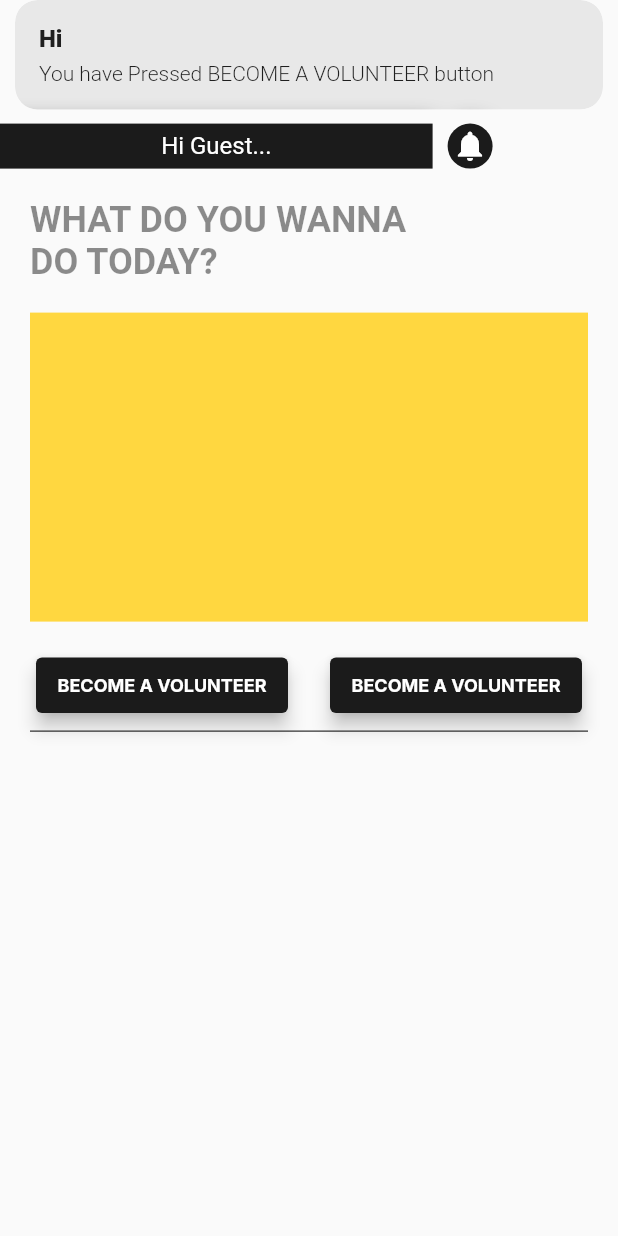
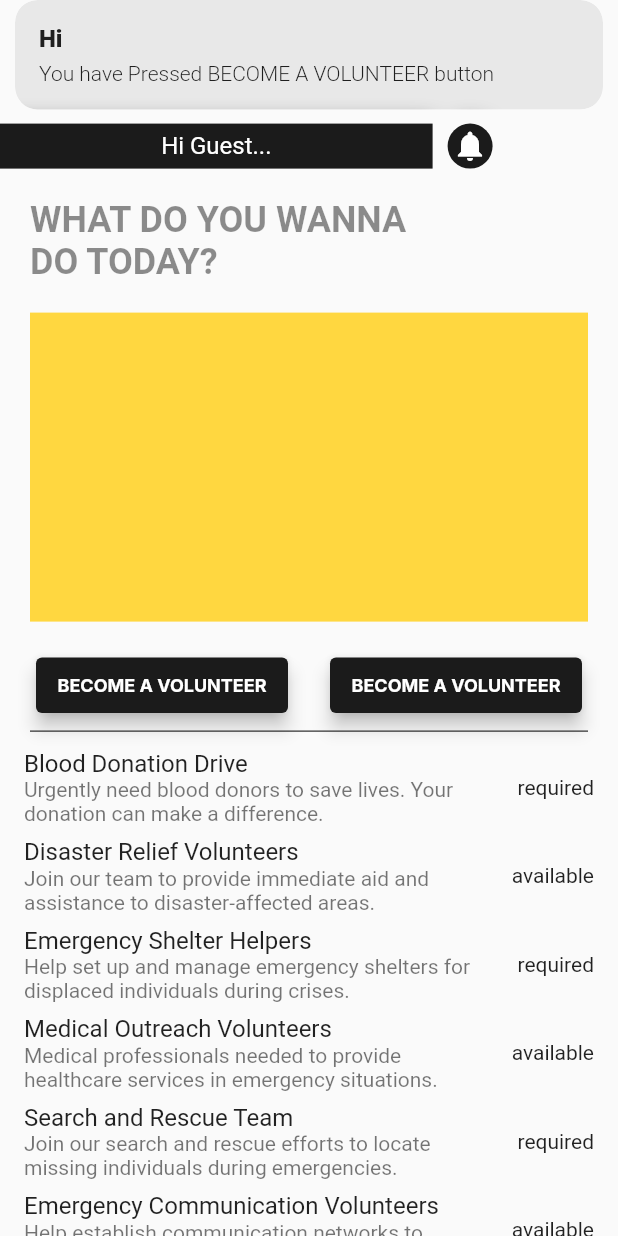
Before and after one commit to cosmicleader/shield, a Flutter app: the screen it shows after launch, after a tap on "BECOME A VOLUNTEER", on a phone screen of 412 x 824 dp. Run offline on Flutter 3.47's test engine with Material 2 defaults, Android fonts, the phone set to English and light mode, and no system bars; our stand-ins replace get, google_fonts.

Commit message:
Updated all loading logics added getx Statemixin to load the state | added api client | added controller

```diff
--- a/lib/app/app.dart
+++ b/lib/app/app.dart
@@ -1,14 +1,19 @@
 import 'package:flutter/material.dart';
 import 'package:get/get.dart';
 import 'package:shield/app/views/pages/volunteers_page.dart';
+
+import 'controllers/volunteer_page_controller.dart';
 
 class MyApp extends StatelessWidget {
   const MyApp({super.key});
 
   @override
   Widget build(BuildContext context) {
-    return const GetMaterialApp(
+    return GetMaterialApp(
       home: VolunteersPage(),
+      initialBinding: BindingsBuilder(() {
+        Get.lazyPut<VolunteersController>(() => VolunteersController());
+      }),
     );
   }
 }
--- /dev/null
+++ b/lib/app/controllers/volunteer_page_controller.dart
@@ -0,0 +1,27 @@
+import 'package:get/get.dart';
+
+import '../models/volunteer_request.dart';
+import '../services/api_client.dart';
+
+class VolunteersController extends GetxController
+    with StateMixin<List<VolunteerRequest>> {
+  final ApiClient apiClient = ApiClient();
+  int currentPage = 1;
+
+  @override
+  void onInit() {
+    super.onInit();
+    loadMoreData();
+  }
+
+  Future<void> loadMoreData() async {
+    try {
+      final newData = await apiClient.fetchVolunteerRequests(page: currentPage);
+      currentPage++;
+      change(newData, status: RxStatus.success());
+    } catch (e) {
+      change(null, status: RxStatus.error('Failed to load data'));
+      print('Error loading data: $e');
+    }
+  }
+}
--- /dev/null
+++ b/lib/app/models/volunteer_request.dart
@@ -0,0 +1,25 @@
+class VolunteerRequest {
+  final String id;
+  final String title;
+  final String description;
+  final DateTime postedTime;
+  final String requestType;
+
+  VolunteerRequest({
+    required this.id,
+    required this.title,
+    required this.description,
+    required this.postedTime,
+    required this.requestType,
+  });
+
+  factory VolunteerRequest.fromJson(Map<String, dynamic> json) {
+    return VolunteerRequest(
+      id: json['id'],
+      title: json['title'],
+      description: json['description'],
+      postedTime: DateTime.parse(json['postedTime']),
+      requestType: json['requestType'],
+    );
+  }
+}
--- /dev/null
+++ b/lib/app/services/api_client.dart
@@ -0,0 +1,28 @@
+import 'dart:convert';
+import 'dart:developer';
+
+import 'package:flutter/services.dart';
+
+import '../models/volunteer_request.dart';
+
+class ApiClient {
+  Future<List<VolunteerRequest>> fetchVolunteerRequests(
+      {required int page}) async {
+    final jsonStr = await rootBundle
+        .loadString('lib/assets/sample_data/volunteers_list.json');
+    log("loading data >>>>>>>>>>>>>>>>>>>>>>>\n $jsonStr");
+    final List<dynamic> decodedResponse = json.decode(jsonStr);
+    return decodedResponse
+        .map((json) => VolunteerRequest.fromJson(json))
+        .toList();
+
+    // final response = '''
+    //   [ ... your sample JSON data ... ]
+    // '''; // Replace with your actual API call
+
+    // final List<dynamic> decodedResponse = json.decode(response);
+    // return decodedResponse
+    //     .map((json) => VolunteerRequest.fromJson(json))
+    //     .toList();
+  }
+}
--- a/lib/app/views/pages/volunteers_page.dart
+++ b/lib/app/views/pages/volunteers_page.dart
@@ -1,10 +1,36 @@
 // ignore: file_names
 import 'package:flutter/material.dart';
 
+import '../../models/volunteer_request.dart';
+import '../../services/api_client.dart';
 import '../widgets/custom_button.dart';
 
-class VolunteersPage extends StatelessWidget {
+class VolunteersPage extends StatefulWidget {
   const VolunteersPage({super.key});
+
+  @override
+  State<VolunteersPage> createState() => _VolunteersPageState();
+}
+
+class _VolunteersPageState extends State<VolunteersPage> {
+  List<VolunteerRequest> volunteerRequests = [];
+  int currentPage = 1;
+  final ApiClient apiClient = ApiClient();
+
+  @override
+  void initState() {
+    super.initState();
+    loadMoreData();
+  }
+
+  Future<void> loadMoreData() async {
+    final newData =
+        await apiClient.fetchVolunteerRequests(page: currentPage + 1);
+    setState(() {
+      currentPage++;
+      volunteerRequests.addAll(newData);
+    });
+  }
 
   @override
   Widget build(BuildContext context) {
@@ -60,7 +86,7 @@ class VolunteersPage extends StatelessWidget {
             textAlign: TextAlign.left,
           ),
         ),
-        SizedBox(
+        const SizedBox(
           height: 20,
         ),
         Container(
@@ -68,10 +94,10 @@ class VolunteersPage extends StatelessWidget {
           height: MediaQuery.of(context).size.width * 0.5,
           width: MediaQuery.of(context).size.width - 40,
         ),
-        SizedBox(
+        const SizedBox(
           height: 20,
         ),
-        Row(
+        const Row(
           children: [
             SizedBox(
               width: 20,
@@ -92,8 +118,21 @@ class VolunteersPage extends StatelessWidget {
         ),
         SizedBox(
           width: MediaQuery.of(context).size.width - 40,
-          child: Divider(
+          child: const Divider(
             color: Colors.black,
+          ),
+        ),
+        Expanded(
+          child: ListView.builder(
+            itemCount: volunteerRequests.length,
+            itemBuilder: (context, index) {
+              final request = volunteerRequests[index];
+              return ListTile(
+                title: Text(request.title),
+                subtitle: Text(request.description),
+                trailing: Text(request.requestType),
+              );
+            },
           ),
         ),
       ]),
--- /dev/null
+++ b/lib/assets/sample_data/volunteers_list.json
@@ -0,0 +1,72 @@
+[
+    {
+      "id": "123456",
+      "title": "Blood Donation Drive",
+      "description": "Urgently need blood donors to save lives. Your donation can make a difference.",
+      "postedTime": "2023-08-16T10:00:00Z",
+      "requestType": "required"
+    },
+    {
+      "id": "234567",
+      "title": "Disaster Relief Volunteers",
+      "description": "Join our team to provide immediate aid and assistance to disaster-affected areas.",
+      "postedTime": "2023-08-15T15:30:00Z",
+      "requestType": "available"
+    },
+    {
+      "id": "345678",
+      "title": "Emergency Shelter Helpers",
+      "description": "Help set up and manage emergency shelters for displaced individuals during crises.",
+      "postedTime": "2023-08-14T09:15:00Z",
+      "requestType": "required"
+    },
+    {
+      "id": "456789",
+      "title": "Medical Outreach Volunteers",
+      "description": "Medical professionals needed to provide healthcare services in emergency situations.",
+      "postedTime": "2023-08-13T14:45:00Z",
+      "requestType": "available"
+    },
+    {
+      "id": "567890",
+      "title": "Search and Rescue Team",
+      "description": "Join our search and rescue efforts to locate missing individuals during emergencies.",
+      "postedTime": "2023-08-12T11:30:00Z",
+      "requestType": "required"
+    },
+    {
+      "id": "678901",
+      "title": "Emergency Communication Volunteers",
+      "description": "Help establish communication networks to connect affected communities during disasters.",
+      "postedTime": "2023-08-11T08:00:00Z",
+      "requestType": "available"
+    },
+    {
+      "id": "789012",
+      "title": "Emergency Food and Supplies Distribution",
+      "description": "Assist in distributing food, water, and supplies to affected areas in times of crisis.",
+      "postedTime": "2023-08-10T16:20:00Z",
+      "requestType": "required"
+    },
+    {
+      "id": "890123",
+      "title": "Disaster Cleanup Crew",
+      "description": "Volunteers needed to help clean up and restore communities after natural disasters.",
+      "postedTime": "2023-08-09T12:45:00Z",
+      "requestType": "available"
+    },
+    {
+      "id": "901234",
+      "title": "Emergency Pet Rescue",
+      "description": "Animal lovers needed to assist in rescuing and caring for pets during emergencies.",
+      "postedTime": "2023-08-08T17:30:00Z",
+      "requestType": "required"
+    },
+    {
+      "id": "012345",
+      "title": "Emergency Mental Health Support",
+      "description": "Provide emotional support and counseling to individuals affected by disasters.",
+      "postedTime": "2023-08-07T09:00:00Z",
+      "requestType": "available"
+    }
+  ]
--- a/pubspec.yaml
+++ b/pubspec.yaml
@@ -28,3 +28,5 @@ flutter:
 
 
   uses-material-design: true
+  assets:
+    - lib/assets/sample_data/volunteers_list.json
```
